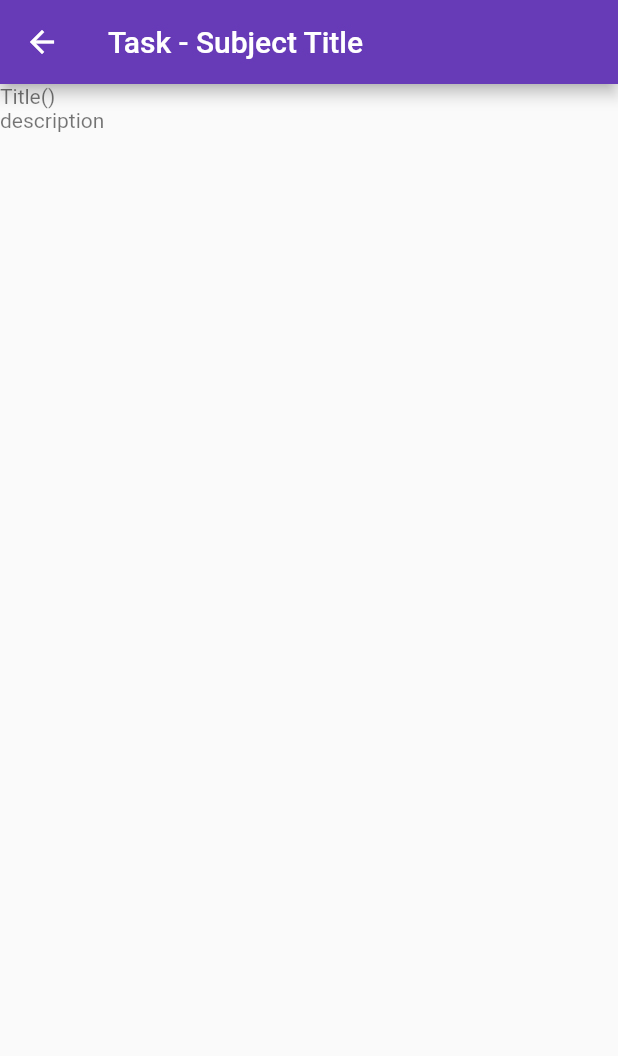
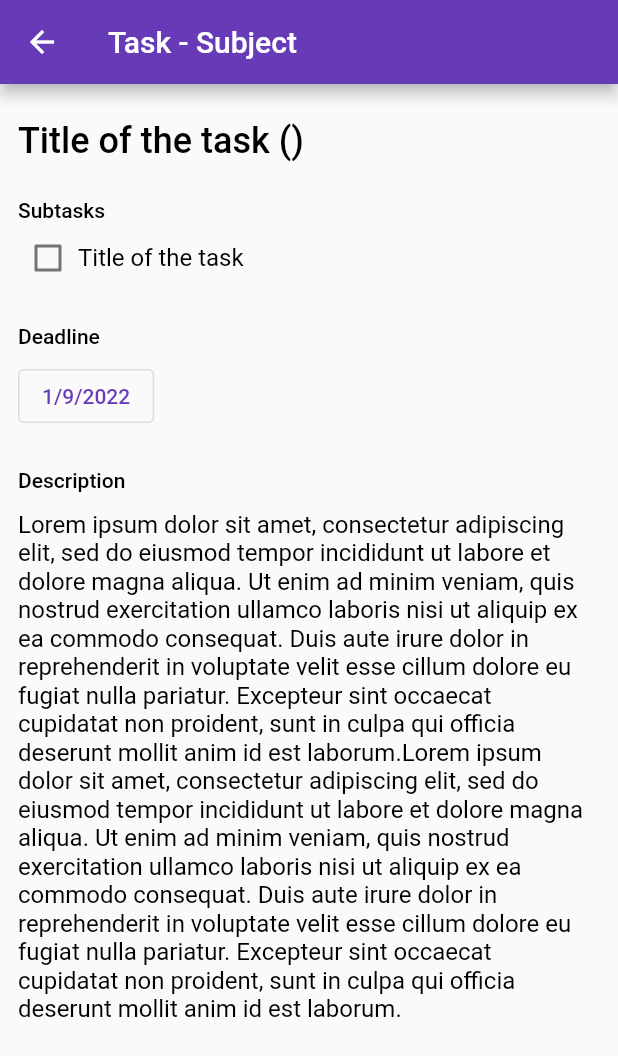
Before and after one commit to denitdao/course4_kpi-task-manager, a Flutter app: the TaskView screen opened directly with empty values, on a phone screen of 412 x 824 dp. Shown: the top 1056 px of the screen. Run offline on Flutter 3.47's test engine with Material 2 defaults, Android fonts, the phone set to English and light mode, and no system bars; our stand-ins replace freezed_annotation, material_design_icons_flutter, supabase, supabase_flutter; accounts and stored records are empty.

```diff
--- a/lib/main.dart
+++ b/lib/main.dart
@@ -7,7 +7,6 @@ import 'package:task_manager/theme/theme.dart';
 
 import 'core/auth/secrets.dart';
 import 'screens/some.dart';
-import 'screens/task_edit.dart';
 import 'screens/today.dart';
 
 Future<void> main() async {
--- a/lib/screens/register.dart
+++ b/lib/screens/register.dart
@@ -1,9 +1,7 @@
 import 'package:flutter/material.dart';
 import 'package:material_design_icons_flutter/material_design_icons_flutter.dart';
-import 'package:supabase_flutter/supabase_flutter.dart';
 import 'package:task_manager/constants/supabase_constants.dart';
 import 'package:task_manager/core/auth/auth_state.dart';
-import 'package:task_manager/core/auth/secrets.dart';
 import 'package:task_manager/screens/register_student.dart';
 import 'package:task_manager/screens/register_teacher.dart';
 
--- a/lib/screens/register_teacher.dart
+++ b/lib/screens/register_teacher.dart
@@ -54,7 +54,7 @@ class _RegisterTeacherPageState extends AuthState<RegisterTeacherPage> {
         'id': user!.id,
         'first_name': firstName,
         'last_name': lastName,
-        'role': 'STUDENT',
+        'role': 'TEACHER',
       };
       // apply dropdownValue
 
--- a/lib/screens/task_view.dart
+++ b/lib/screens/task_view.dart
@@ -1,5 +1,7 @@
 import 'package:flutter/cupertino.dart';
 import 'package:flutter/material.dart';
+import 'package:task_manager/models/task.dart';
+import 'package:intl/intl.dart' as intl;
 
 class TaskView extends StatefulWidget {
   TaskView({Key? key, required this.id}) : super(key: key);
@@ -12,19 +14,13 @@ class TaskView extends StatefulWidget {
 
 class _TaskEditState extends State<TaskView> {
   bool _isLoading = false;
-  late final TextEditingController _titleController;
-
-  @override
-  void initState() {
-    super.initState();
-    _titleController = TextEditingController();
-  }
-
-  @override
-  void dispose() {
-    _titleController.dispose();
-    super.dispose();
-  }
+  Task task = Task(
+    false,
+    "Title of the task",
+    "Lorem ipsum dolor sit amet, consectetur adipiscing elit, sed do eiusmod tempor incididunt ut labore et dolore magna aliqua. Ut enim ad minim veniam, quis nostrud exercitation ullamco laboris nisi ut aliquip ex ea commodo consequat. Duis aute irure dolor in reprehenderit in voluptate velit esse cillum dolore eu fugiat nulla pariatur. Excepteur sint occaecat cupidatat non proident, sunt in culpa qui officia deserunt mollit anim id est laborum.Lorem ipsum dolor sit amet, consectetur adipiscing elit, sed do eiusmod tempor incididunt ut labore et dolore magna aliqua. Ut enim ad minim veniam, quis nostrud exercitation ullamco laboris nisi ut aliquip ex ea commodo consequat. Duis aute irure dolor in reprehenderit in voluptate velit esse cillum dolore eu fugiat nulla pariatur. Excepteur sint occaecat cupidatat non proident, sunt in culpa qui officia deserunt mollit anim id est laborum.",
+    "Today",
+    "Subject",
+  );
 
   @override
   Widget build(BuildContext context) {
@@ -33,15 +29,127 @@ class _TaskEditState extends State<TaskView> {
       child: Scaffold(
         appBar: AppBar(
           backgroundColor: Colors.deepPurple,
-          title: Text('Task - Subject Title'),
+          title: Text('Task - ' + task.subjectTitle),
         ),
-        body: ListView(
-          children: [
-            Text('Title(' + widget.id + ')'),
-            Text('description'),
-          ],
+        body: SingleChildScrollView(
+          padding: const EdgeInsets.fromLTRB(12, 24, 12, 12),
+          child: Column(
+            crossAxisAlignment: CrossAxisAlignment.start,
+            children: [
+              SelectableText(
+                task.title + ' (' + widget.id + ')',
+                style: Theme.of(context).textTheme.headline1,
+              ),
+              Padding(
+                padding: const EdgeInsets.fromLTRB(0, 24, 0, 4),
+                child: Text(
+                  'Subtasks',
+                  style: Theme.of(context).textTheme.headline4,
+                ),
+              ),
+              Row(
+                children: [
+                  Checkbox(
+                    materialTapTargetSize: MaterialTapTargetSize.shrinkWrap,
+                    value: task.isCompleted,
+                    onChanged: (bool? value) {
+                      setState(() {
+                        task.isCompleted = value!;
+                      });
+                    },
+                  ),
+                  Expanded(
+                    child: Focus(
+                      onFocusChange: (value) =>
+                          print('focus change - ' + value.toString()),
+                      child: TextFormField(
+                        initialValue: task.title,
+                        decoration: const InputDecoration.collapsed(
+                            hintText: 'subtask title'),
+                        onChanged: (value) {
+                          setState(() {
+                            task.title = value;
+                          });
+                        },
+                      ),
+                    ),
+                  ),
+                ],
+              ),
+              Padding(
+                padding: const EdgeInsets.fromLTRB(0, 24, 0, 8),
+                child: Text(
+                  'Deadline',
+                  style: Theme.of(context).textTheme.headline4,
+                ),
+              ),
+              _FormDatePicker(
+                date: DateTime.now(),
+                onChanged: (value) {
+                  setState(() {
+                    task.date = 'new';
+                  });
+                },
+              ),
+              Padding(
+                padding: const EdgeInsets.fromLTRB(0, 24, 0, 12),
+                child: Text(
+                  'Description',
+                  style: Theme.of(context).textTheme.headline4,
+                ),
+              ),
+              Padding(
+                padding: const EdgeInsets.only(bottom: 80),
+                child: SelectableText(
+                  task.description,
+                  style: Theme.of(context).textTheme.bodyText1,
+                ),
+              ),
+            ],
+          ),
         ),
       ),
     );
   }
 }
+
+class _FormDatePicker extends StatefulWidget {
+  final DateTime date;
+  final ValueChanged<DateTime> onChanged;
+
+  const _FormDatePicker({
+    required this.date,
+    required this.onChanged,
+  });
+
+  @override
+  _FormDatePickerState createState() => _FormDatePickerState();
+}
+
+class _FormDatePickerState extends State<_FormDatePicker> {
+  @override
+  Widget build(BuildContext context) {
+    return OutlinedButton(
+      child: Text(
+        intl.DateFormat.yMd().format(widget.date),
+        // style: Theme.of(context).textTheme.subtitle1,
+      ),
+      onPressed: () async {
+        var now = DateTime.now();
+        var newDate = await showDatePicker(
+          context: context,
+          initialDate: widget.date,
+          firstDate: DateTime(now.year, now.month - 1, now.day),
+          lastDate: DateTime(now.year + 1, now.month, now.day),
+        );
+
+        // Don't change the date if the date picker returns null.
+        if (newDate == null) {
+          return;
+        }
+
+        widget.onChanged(newDate);
+      },
+    );
+  }
+}
--- a/lib/theme/theme.dart
+++ b/lib/theme/theme.dart
@@ -28,7 +28,7 @@ class AppTheme {
 
   static TextStyle h1Style = const TextStyle(
     fontSize: 24,
-    fontWeight: FontWeight.bold,
+    fontWeight: FontWeight.w500,
     color: LightColor.black,
   );
   static TextStyle h2Style = const TextStyle(
@@ -54,11 +54,12 @@ class AppTheme {
   static TextStyle subtitleStyle = const TextStyle(color: LightColor.black,);
 
   static TextStyle bodyStyle = const TextStyle(
-    fontSize: 14,
+    fontSize: 16,
+    fontWeight: FontWeight.normal,
     color: LightColor.black,
   );
   static TextStyle body2Style = const TextStyle(
-    fontSize: 14,
+    fontSize: 16,
     color: LightColor.lightGrey,
   );
 
--- a/lib/widgets/task_preview.dart
+++ b/lib/widgets/task_preview.dart
@@ -9,13 +9,11 @@ class TaskPreview extends StatefulWidget {
   const TaskPreview({Key? key, required this.task}) : super(key: key);
 
   @override
-  State<TaskPreview> createState() => _TaskPreviewState(task);
+  State<TaskPreview> createState() => _TaskPreviewState();
 }
 
 class _TaskPreviewState extends State<TaskPreview> {
-  final Task _task;
-
-  _TaskPreviewState(this._task);
+  late final Task _task = widget.task;
 
   @override
   Widget build(BuildContext context) {
```
Also changed, not shown: lib/screens/login.dart (+5 -8 lines), lib/screens/some.dart (+11 -8 lines).
